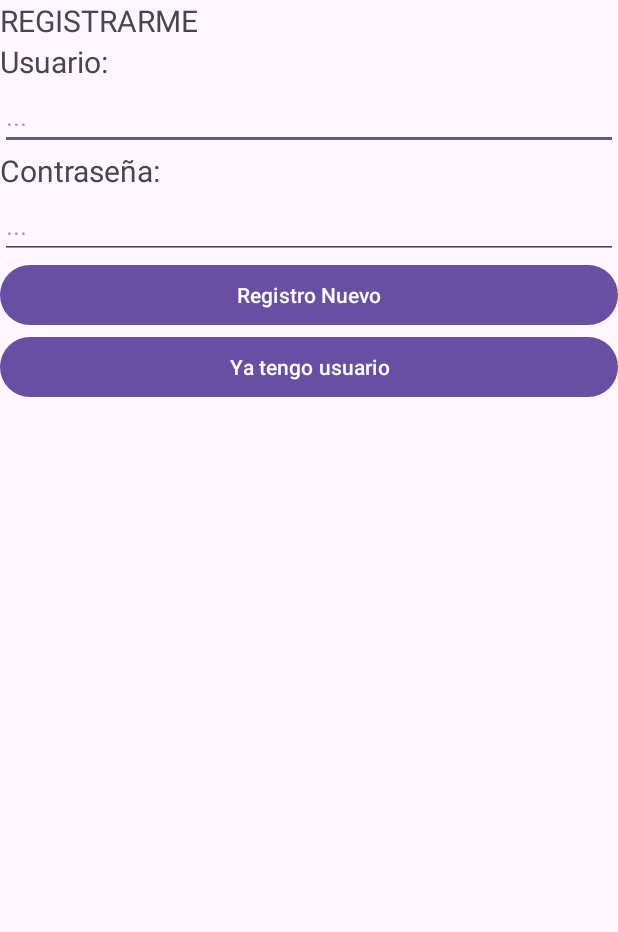
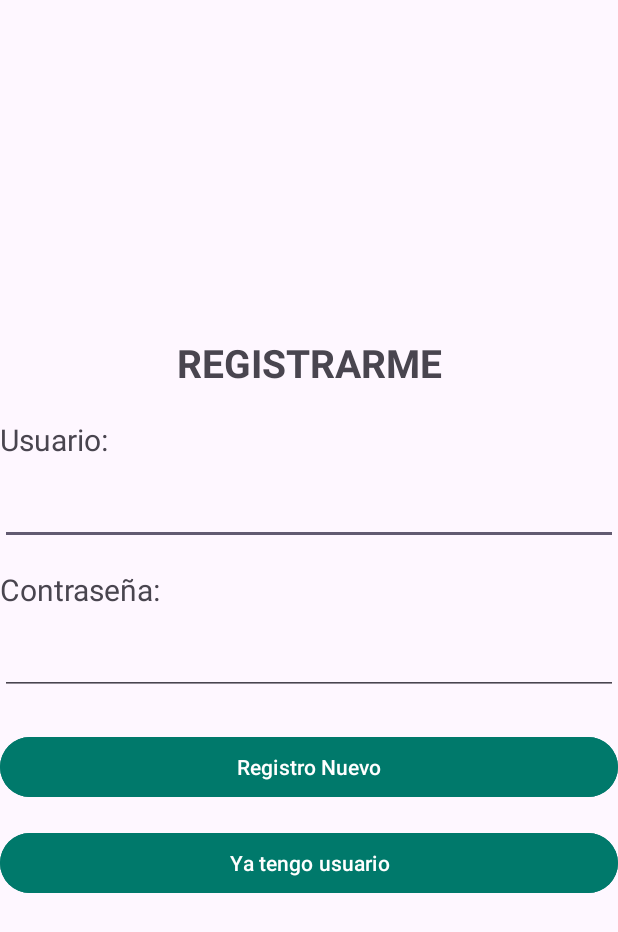
Before and after one commit to DMancia03/desafio-2-dsm, an Android app: the RegistroActivity screen opened directly, with no data from a screen before it, on a phone screen of 412 x 824 dp. Shown: the top 932 px of the screen. Run offline under Robolectric (Android 15) with nearby library versions, the phone set to English and light mode, and no system bars.

Commit message:
Diseño Login y Registro

```diff
--- a/app/src/main/res/layout/activity_registro.xml
+++ b/app/src/main/res/layout/activity_registro.xml
@@ -7,51 +7,68 @@
     android:layout_width="match_parent"
     android:layout_height="match_parent"
     tools:context=".RegistroActivity"
-    android:orientation="vertical">
+    android:orientation="vertical"
+    android:gravity="center_vertical">
 
     <TextView
         android:layout_width="match_parent"
         android:layout_height="wrap_content"
         android:text="@string/bienvenido_registro"
-        android:textSize="20sp"/>
+        android:textStyle="bold"
+        android:textSize="26sp"
+        android:gravity="center"
+        android:layout_marginBottom="20dp"/>
 
     <TextView
         android:layout_width="match_parent"
         android:layout_height="wrap_content"
         android:text="@string/usuario_login"
-        android:textSize="20sp"/>
+        android:textSize="20sp"
+        android:layout_marginBottom="8dp"
+        android:gravity="start"/>
 
     <EditText
         android:id="@+id/correo_usuario"
         android:layout_width="match_parent"
         android:layout_height="wrap_content"
-        android:hint="..."
+        android:hint=""
         android:inputType="textEmailAddress"
-        android:ems="10" />
+        android:ems="10"
+        android:layout_marginBottom="16dp"
+        android:padding="12dp"/>
 
 
     <TextView
         android:layout_width="match_parent"
         android:layout_height="wrap_content"
         android:text="@string/contra_login"
-        android:textSize="20sp"/>
+        android:textSize="20sp"
+        android:layout_marginBottom="8dp"
+        android:gravity="start"/>
 
     <EditText
         android:id="@+id/contra_usuario"
         android:layout_width="match_parent"
         android:layout_height="wrap_content"
-        android:hint="..."
+        android:hint=""
         android:inputType="textPassword"
-        android:ems="10" />
+        android:ems="10"
+        android:layout_marginBottom="24dp"
+        android:padding="12dp"/>
 
     <Button
         android:layout_width="match_parent"
         android:layout_height="wrap_content"
-        android:text="@string/registro_login" />
+        android:text="@string/registro_login"
+        android:backgroundTint="#00796B"
+        android:layout_marginBottom="16dp"
+        android:layout_gravity="center"/>
 
     <Button
         android:layout_width="match_parent"
         android:layout_height="wrap_content"
-        android:text="@string/regreso_login" />
+        android:text="@string/regreso_login"
+        android:backgroundTint="#00796B"
+        android:layout_gravity="center"/>
 
 </LinearLayout>
```
Also changed, not shown: app/src/main/res/layout/activity_login.xml (+28 -10 lines).
